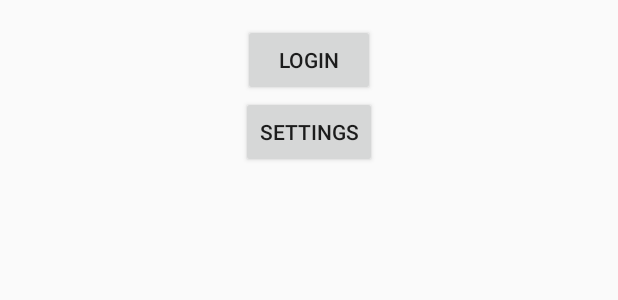
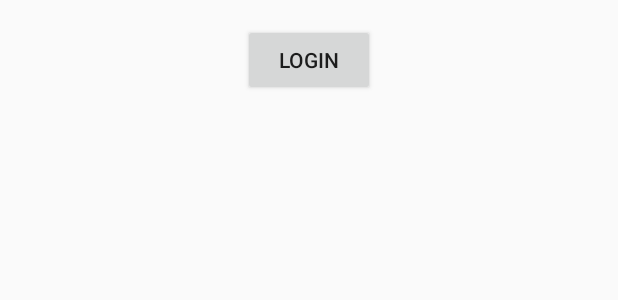
Before and after one commit to knappjf/ParkCompanion, an Android app: the layout activity_splash.xml on its own in the app's theme, with its tools: preview values and no code run, on a phone screen of 412 x 824 dp. Shown: the top 300 px of the screen. Run offline under Robolectric (Android 15) with nearby library versions, the phone set to English and light mode, and no system bars.

```diff
--- /dev/null
+++ b/app/src/main/java/info/jfknapp/parkcompanion/splash/SplashView.java
@@ -0,0 +1,5 @@
+package info.jfknapp.parkcompanion.splash;
+
+public interface SplashView {
+    void initialize();
+}
--- a/app/src/main/res/layout/activity_login.xml
+++ b/app/src/main/res/layout/activity_login.xml
@@ -8,7 +8,7 @@
     android:paddingLeft="@dimen/activity_horizontal_margin"
     android:paddingRight="@dimen/activity_horizontal_margin"
     android:paddingTop="@dimen/activity_vertical_margin"
-    tools:context=".Login.LoginActivity">
+    tools:context=".login.LoginActivity">
 
     <LinearLayout
         android:orientation="vertical"
--- a/app/src/main/res/layout/activity_main_menu.xml
+++ b/app/src/main/res/layout/activity_splash.xml
@@ -7,7 +7,7 @@
     android:paddingLeft="@dimen/activity_horizontal_margin"
     android:paddingRight="@dimen/activity_horizontal_margin"
     android:paddingTop="@dimen/activity_vertical_margin"
-    tools:context=".Main.MainMenuActivity"
+    tools:context="info.jfknapp.parkcompanion.splash.SplashActivity"
     android:orientation="vertical"
     android:gravity="center_horizontal">
 
@@ -15,13 +15,7 @@
         android:layout_width="wrap_content"
         android:layout_height="wrap_content"
         android:text="@string/login"
-        android:id="@+id/button2"
+        android:id="@+id/login_button"
         android:onClick="onLoginButton" />
 
-    <Button
-        android:layout_width="wrap_content"
-        android:layout_height="wrap_content"
-        android:text="@string/settings"
-        android:id="@+id/button"
-        android:onClick="onSettingsButton" />
 </LinearLayout>
```
Also changed, not shown: app/src/main/AndroidManifest.xml (+7 -9 lines), app/src/main/java/info/jfknapp/parkcompanion/splash/SplashActivity.java (added, +32 -0 lines).
